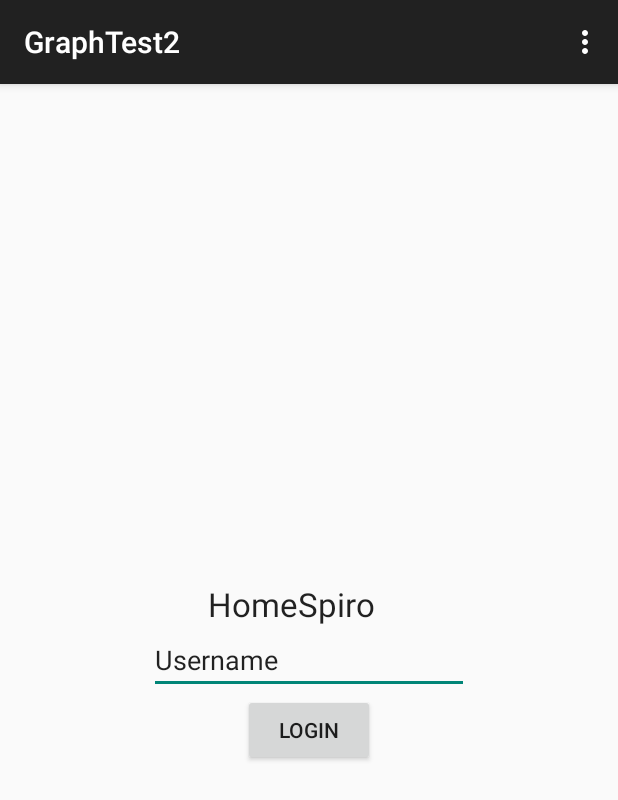
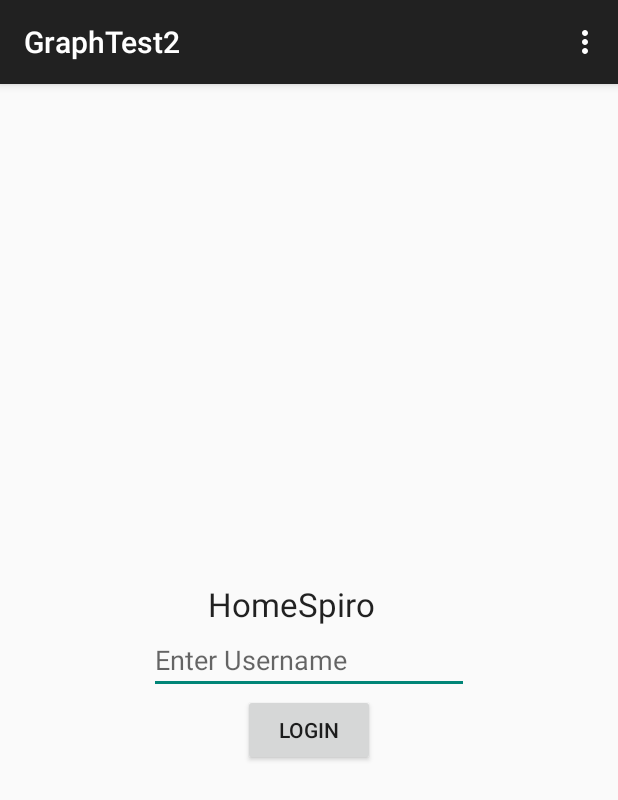
Before and after one commit to suyashkumar/OpenSpirometer, an Android app: the screen it shows after launch (UserSignInActivity), on a phone screen of 412 x 824 dp. Shown: the top 800 px of the screen. Run offline under Robolectric (Android 15) with nearby library versions, the phone set to English and light mode, and no system bars.

Commit message:
passed username from login activity to graph activity

```diff
--- a/Android/GraphTest2/app/src/main/java/com/example/amyzhao/graphtest2/GraphActivity.java
+++ b/Android/GraphTest2/app/src/main/java/com/example/amyzhao/graphtest2/GraphActivity.java
@@ -46,8 +46,10 @@ public class GraphActivity extends AppCompatActivity {
     protected void onCreate(Bundle savedInstanceState) {
         super.onCreate(savedInstanceState);
         setContentView(R.layout.activity_graph);
-        checkConnectivity();
-        //generateGraphs();
+        Bundle extra = getIntent().getExtras();
+        username = extra.getString("username");
+        System.out.println(username);
+       // checkConnectivity();
         GraphActivity.context = getApplicationContext();
     }
 
--- a/Android/GraphTest2/app/src/main/java/com/example/amyzhao/graphtest2/UserSignInActivity.java
+++ b/Android/GraphTest2/app/src/main/java/com/example/amyzhao/graphtest2/UserSignInActivity.java
@@ -7,6 +7,8 @@ import android.view.MenuItem;
 import android.content.Intent;
 import android.view.View;
 import android.widget.EditText;
+import android.view.View.OnTouchListener;
+
 
 import com.example.amyzhao.graphtest2.R;
 
@@ -42,7 +44,10 @@ public class UserSignInActivity extends AppCompatActivity {
     }
 
     public void login(View view) {
+        EditText edit = (EditText)findViewById(R.id.username);
+        String user = edit.getText().toString();
         Intent intent = new Intent(getApplicationContext(), GraphActivity.class);
+        intent.putExtra("username", user);
         startActivity(intent);
     }
 }
--- a/Android/GraphTest2/app/src/main/res/layout/activity_user_sign_in.xml
+++ b/Android/GraphTest2/app/src/main/res/layout/activity_user_sign_in.xml
@@ -10,9 +10,9 @@
         android:layout_width="wrap_content"
         android:layout_height="wrap_content"
         android:inputType="textPersonName"
-        android:text="Username"
         android:ems="10"
         android:id="@+id/username"
+        android:hint="Enter Username"
         android:layout_centerVertical="true"
         android:layout_centerHorizontal="true" />
 
```
